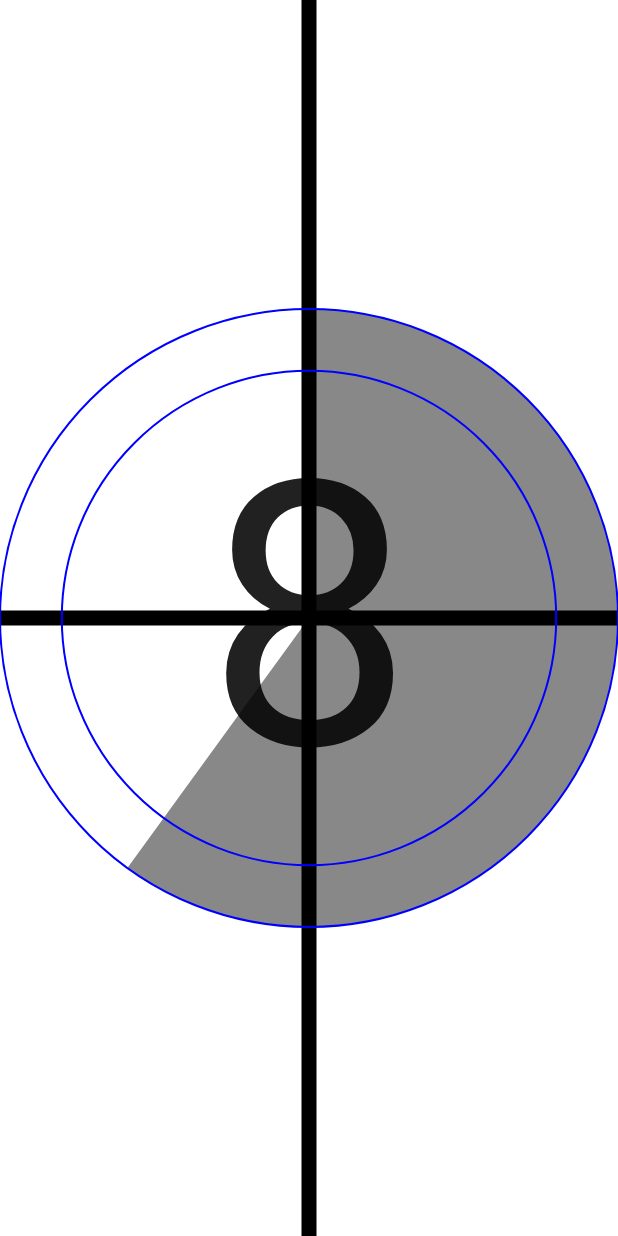
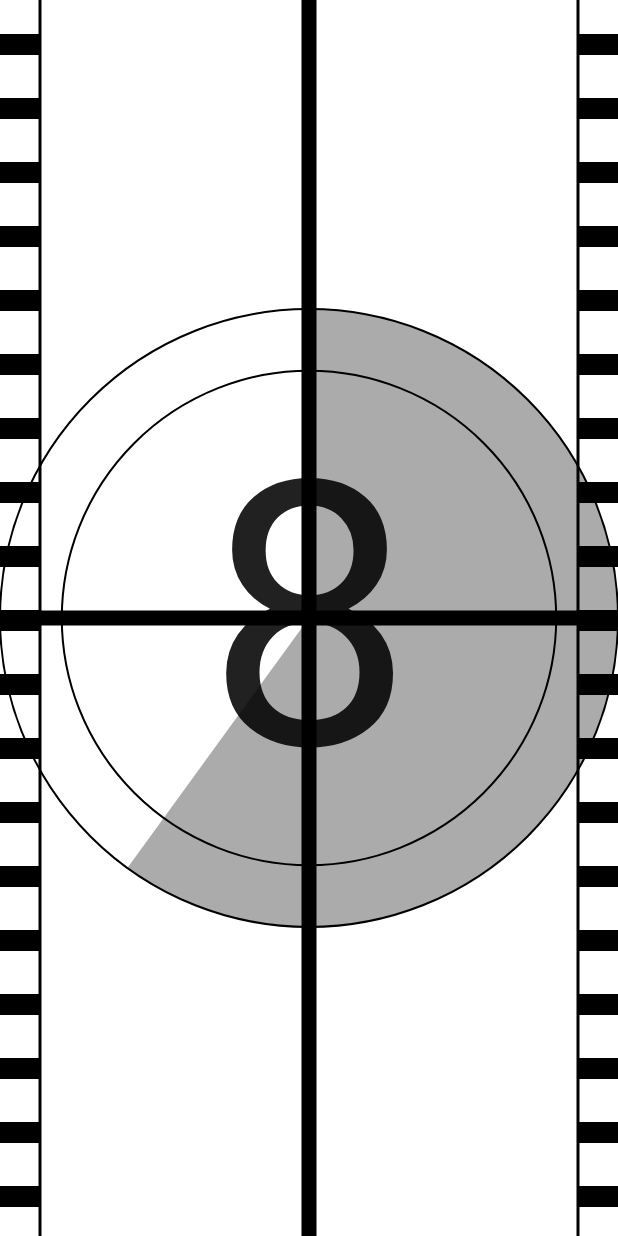
Before and after one commit to wilsoncastiblanco/old-movie-countdown, an Android app built with Jetpack Compose: the screen it shows after launch (MainActivity), on a phone screen of 412 x 824 dp. Run offline under Robolectric (Android 15) with nearby library versions, the light colour scheme and no system bars.

Commit message:
Cleaning Up the code Created Ui State by View Model

```diff
--- a/app/src/main/java/com/example/androiddevchallenge/MainActivity.kt
+++ b/app/src/main/java/com/example/androiddevchallenge/MainActivity.kt
@@ -20,32 +20,27 @@ import androidx.activity.compose.setContent
 import androidx.appcompat.app.AppCompatActivity
 import androidx.compose.animation.core.LinearEasing
 import androidx.compose.animation.core.animate
-import androidx.compose.animation.core.repeatable
+import androidx.compose.animation.core.infiniteRepeatable
 import androidx.compose.animation.core.tween
-import androidx.compose.foundation.Canvas
-import androidx.compose.foundation.layout.Box
-import androidx.compose.foundation.layout.fillMaxHeight
+import androidx.compose.foundation.clickable
+import androidx.compose.foundation.layout.BoxWithConstraints
 import androidx.compose.foundation.layout.fillMaxSize
-import androidx.compose.foundation.layout.fillMaxWidth
 import androidx.compose.material.MaterialTheme
 import androidx.compose.material.Surface
-import androidx.compose.material.Text
 import androidx.compose.runtime.Composable
 import androidx.compose.runtime.LaunchedEffect
+import androidx.compose.runtime.collectAsState
 import androidx.compose.runtime.getValue
 import androidx.compose.runtime.mutableStateOf
 import androidx.compose.runtime.remember
 import androidx.compose.runtime.setValue
-import androidx.compose.ui.Alignment
 import androidx.compose.ui.Modifier
-import androidx.compose.ui.geometry.Offset
-import androidx.compose.ui.graphics.Color
-import androidx.compose.ui.graphics.drawscope.Fill
-import androidx.compose.ui.graphics.drawscope.Stroke
-import androidx.compose.ui.graphics.drawscope.withTransform
-import androidx.compose.ui.text.style.TextAlign
+import androidx.compose.ui.platform.LocalDensity
 import androidx.compose.ui.tooling.preview.Preview
-import androidx.compose.ui.unit.sp
+import com.example.androiddevchallenge.ui.AndroidPlay
+import com.example.androiddevchallenge.ui.CountDownCanvas
+import com.example.androiddevchallenge.ui.CountDownText
+import com.example.androiddevchallenge.ui.FilmRollCanvas
 import com.example.androiddevchallenge.ui.theme.MyTheme
 
 class MainActivity : AppCompatActivity() {
@@ -53,108 +48,80 @@ class MainActivity : AppCompatActivity() {
         super.onCreate(savedInstanceState)
         setContent {
             MyTheme {
-                OldMovieCountDown()
+                val countDownViewModel = remember { OldMovieCountDownViewModel() }
+                OldMovieCountDown(modifier = Modifier.fillMaxSize(), viewModel = countDownViewModel)
             }
         }
     }
 }
 
-// Start building your app here!
 @Composable
-fun OldMovieCountDown() {
-    val countdown = remember { mutableStateOf(8) }
+fun OldMovieCountDown(modifier: Modifier, viewModel: OldMovieCountDownViewModel) {
+
+    val countDownUiState = viewModel.uiState.collectAsState()
+
+    MeasureCanvas(modifier, viewModel)
+
+    var progressOffset by remember { mutableStateOf(0f) }
+    var rollOffset by remember { mutableStateOf(0f) }
+
     Surface(color = MaterialTheme.colors.background) {
-        var progressOffset by remember { mutableStateOf(0f) }
+
+        if (countDownUiState.value is CountDownUiState.Finished) {
+            AndroidPlay(
+                modifier.clickable {
+                    viewModel.restart()
+                }
+            )
+            return@Surface
+        }
+
         LaunchedEffect(key1 = Unit) {
-
             animate(
                 initialValue = 0f,
                 targetValue = 1f,
-                animationSpec = repeatable(
+                animationSpec = infiniteRepeatable(
                     animation = tween(durationMillis = 2000, easing = LinearEasing),
-                    iterations = 1000000,
                 ),
             ) { animationValue, _ -> progressOffset = animationValue }
-            print("progressOffset $progressOffset")
-
         }
 
-        Canvas(modifier = Modifier.fillMaxSize()) {
-
-            withTransform(
-                {
-                    inset(
-                        top = (size.height / 2 - size.minDimension / 2),
-                        bottom = (size.height / 2 - size.minDimension / 2),
-                        left = (size.width / 2 - size.minDimension / 2),
-                        right = (size.width / 2 - size.minDimension / 2)
-                    )
-                }, {
-                    drawArc(
-                        color = Color.Gray,
-                        startAngle = 270f,
-                        sweepAngle = progressOffset * 360,
-                        useCenter = true,
-                        size = size,
-                        style = Fill
-                    )
-                }
-            )
-
-            val middle =
-                Offset(size.width / 2, size.height / 2)
-
-
-            val middleTopToBottom = Offset(size.width / 2, 0f)
-
-            drawLine(
-                color = Color.Black,
-                start = middleTopToBottom,
-                end = Offset(size.width / 2, size.maxDimension), strokeWidth = 15f
-            )
-
-            val middleRightToLeft = Offset(0f, size.height / 2)
-
-            drawLine(
-                color = Color.Black,
-                start = middleRightToLeft,
-                end = Offset(size.maxDimension, size.height / 2), strokeWidth = 15f
-            )
-
-            drawCircle(
-                color = Color.Blue,
-                style = Stroke(width = 2f),
-                center = middle,
-                radius = size.minDimension / 2
-            )
-
-            drawCircle(
-                color = Color.Blue,
-                style = Stroke(width = 2f),
-                center = middle,
-                radius = size.minDimension / 2.5f
-            )
-
-
-        }
-        Box(
-            contentAlignment = Alignment.Center, modifier = Modifier
-                .fillMaxHeight()
-                .fillMaxWidth()
-        ) {
-            Text("${countdown.value}", fontSize = 246.sp, textAlign = TextAlign.Center)
+        LaunchedEffect(key1 = Unit) {
+            animate(
+                initialValue = 0f,
+                targetValue = 50f,
+            ) { animationValue, _ -> rollOffset = animationValue }
         }
 
+        viewModel.updateCount(progressOffset)
 
+        CountDownCanvas(modifier, progressOffset)
+        FilmRollCanvas(rollOffset, viewModel)
+        CountDownText(countDownUiState)
     }
 }
 
+@Composable
+private fun MeasureCanvas(
+    modifier: Modifier,
+    viewModel: OldMovieCountDownViewModel
+) {
+    BoxWithConstraints(modifier) {
+        viewModel.measure(
+            containerHeight = with(LocalDensity.current) { maxHeight.toPx() },
+            containerWidth = with(LocalDensity.current) { maxWidth.toPx() },
+        )
+    }
+}
 
 @Preview("Light Theme", widthDp = 360, heightDp = 640)
 @Composable
 fun LightPreview() {
     MyTheme {
-        OldMovieCountDown()
+        OldMovieCountDown(
+            modifier = Modifier.fillMaxSize(),
+            viewModel = OldMovieCountDownViewModel()
+        )
     }
 }
 
@@ -162,6 +129,9 @@ fun LightPreview() {
 @Composable
 fun DarkPreview() {
     MyTheme(darkTheme = true) {
-        OldMovieCountDown()
+        OldMovieCountDown(
+            modifier = Modifier.fillMaxSize(),
+            viewModel = OldMovieCountDownViewModel()
+        )
     }
 }
--- /dev/null
+++ b/app/src/main/java/com/example/androiddevchallenge/OldMovieCountDownViewModel.kt
@@ -0,0 +1,73 @@
+/*
+ * Copyright 2021 The Android Open Source Project
+ *
+ * Licensed under the Apache License, Version 2.0 (the "License");
+ * you may not use this file except in compliance with the License.
+ * You may obtain a copy of the License at
+ *
+ *     https://www.apache.org/licenses/LICENSE-2.0
+ *
+ * Unless required by applicable law or agreed to in writing, software
+ * distributed under the License is distributed on an "AS IS" BASIS,
+ * WITHOUT WARRANTIES OR CONDITIONS OF ANY KIND, either express or implied.
+ * See the License for the specific language governing permissions and
+ * limitations under the License.
+ */
+package com.example.androiddevchallenge
+
+import androidx.lifecycle.ViewModel
+import androidx.lifecycle.viewModelScope
+import com.example.androiddevchallenge.ui.FilmRollState
+import com.example.androiddevchallenge.ui.SquareRoll
+import kotlinx.coroutines.flow.MutableStateFlow
+import kotlinx.coroutines.flow.StateFlow
+import kotlinx.coroutines.launch
+import java.math.RoundingMode
+
+private const val BASE_COUNTDOWN = 8
+
+class OldMovieCountDownViewModel(private val filmRollState: FilmRollState = FilmRollState()) :
+    ViewModel() {
+    private var countDown = BASE_COUNTDOWN
+    private val _uiState = MutableStateFlow<CountDownUiState>(CountDownUiState.Counting(countDown))
+    val uiState: StateFlow<CountDownUiState> = _uiState
+
+    fun updateCount(progress: Float) {
+        viewModelScope.launch {
+            val truncatedProgress =
+                progress.toBigDecimal().setScale(2, RoundingMode.CEILING).toFloat()
+            if (countDown == 0) {
+                _uiState.value = CountDownUiState.Finished
+            } else if (truncatedProgress == 1f) {
+                _uiState.value = CountDownUiState.Counting(countDown--)
+            }
+        }
+    }
+
+    fun restart() {
+        viewModelScope.launch {
+            countDown = BASE_COUNTDOWN
+            _uiState.value = CountDownUiState.Counting(BASE_COUNTDOWN)
+        }
+    }
+
+    fun measure(containerHeight: Float, containerWidth: Float) {
+        filmRollState.build(
+            containerHeight = containerHeight,
+            containerWidth = containerWidth,
+        )
+    }
+
+    fun filmRollMeasures(): List<SquareRoll> {
+        return filmRollState.filmRollVertical
+    }
+
+    fun moveFilmRoll(rollOffset: Float) {
+        filmRollState.move(rollOffset)
+    }
+}
+
+sealed class CountDownUiState {
+    data class Counting(val count: Int) : CountDownUiState()
+    object Finished : CountDownUiState()
+}
--- /dev/null
+++ b/app/src/main/java/com/example/androiddevchallenge/ui/CountDownCanvas.kt
@@ -0,0 +1,87 @@
+/*
+ * Copyright 2021 The Android Open Source Project
+ *
+ * Licensed under the Apache License, Version 2.0 (the "License");
+ * you may not use this file except in compliance with the License.
+ * You may obtain a copy of the License at
+ *
+ *     https://www.apache.org/licenses/LICENSE-2.0
+ *
+ * Unless required by applicable law or agreed to in writing, software
+ * distributed under the License is distributed on an "AS IS" BASIS,
+ * WITHOUT WARRANTIES OR CONDITIONS OF ANY KIND, either express or implied.
+ * See the License for the specific language governing permissions and
+ * limitations under the License.
+ */
+package com.example.androiddevchallenge.ui
+
+import androidx.compose.foundation.Canvas
+import androidx.compose.foundation.layout.fillMaxSize
+import androidx.compose.runtime.Composable
+import androidx.compose.ui.Modifier
+import androidx.compose.ui.geometry.Offset
+import androidx.compose.ui.graphics.Color
+import androidx.compose.ui.graphics.drawscope.Fill
+import androidx.compose.ui.graphics.drawscope.Stroke
+import androidx.compose.ui.graphics.drawscope.withTransform
+
+@Composable
+fun CountDownCanvas(modifier: Modifier, progressOffset: Float) {
+    Canvas(modifier = modifier.fillMaxSize()) {
+
+        withTransform(
+            {
+                inset(
+                    top = (size.height / 2 - size.minDimension / 2),
+                    bottom = (size.height / 2 - size.minDimension / 2),
+                    left = (size.width / 2 - size.minDimension / 2),
+                    right = (size.width / 2 - size.minDimension / 2)
+                )
+            },
+            {
+                drawArc(
+                    color = Color.Gray,
+                    startAngle = 270f,
+                    alpha = 0.7f,
+                    sweepAngle = progressOffset * 360,
+                    useCenter = true,
+                    size = size,
+                    style = Fill
+                )
+            }
+        )
+
+        val middle =
+            Offset(size.width / 2, size.height / 2)
+
+        val middleTopToBottom = Offset(size.width / 2, 0f)
+
+        drawLine(
+            color = Color.Black,
+            start = middleTopToBottom,
+            end = Offset(size.width / 2, size.maxDimension), strokeWidth = 15f
+        )
+
+        val middleRightToLeft = Offset(0f, size.height / 2)
+
+        drawLine(
+            color = Color.Black,
+            start = middleRightToLeft,
+            end = Offset(size.maxDimension, size.height / 2), strokeWidth = 15f
+        )
+
+        drawCircle(
+            color = Color.Black,
+            style = Stroke(width = 2f),
+            center = middle,
+            radius = size.minDimension / 2
+        )
+
+        drawCircle(
+            color = Color.Black,
+            style = Stroke(width = 2f),
+            center = middle,
+            radius = size.minDimension / 2.5f
+        )
+    }
+}
--- /dev/null
+++ b/app/src/main/java/com/example/androiddevchallenge/ui/CountDownText.kt
@@ -0,0 +1,46 @@
+/*
+ * Copyright 2021 The Android Open Source Project
+ *
+ * Licensed under the Apache License, Version 2.0 (the "License");
+ * you may not use this file except in compliance with the License.
+ * You may obtain a copy of the License at
+ *
+ *     https://www.apache.org/licenses/LICENSE-2.0
+ *
+ * Unless required by applicable law or agreed to in writing, software
+ * distributed under the License is distributed on an "AS IS" BASIS,
+ * WITHOUT WARRANTIES OR CONDITIONS OF ANY KIND, either express or implied.
+ * See the License for the specific language governing permissions and
+ * limitations under the License.
+ */
+package com.example.androiddevchallenge.ui
+
+import androidx.compose.foundation.layout.Box
+import androidx.compose.foundation.layout.fillMaxHeight
+import androidx.compose.foundation.layout.fillMaxWidth
+import androidx.compose.material.Text
+import androidx.compose.runtime.Composable
+import androidx.compose.runtime.State
+import androidx.compose.ui.Alignment
+import androidx.compose.ui.Modifier
+import androidx.compose.ui.text.style.TextAlign
+import androidx.compose.ui.unit.sp
+import com.example.androiddevchallenge.CountDownUiState
+
+@Composable
+fun CountDownText(countDownUiState: State<CountDownUiState>) {
+    if (countDownUiState.value is CountDownUiState.Counting) {
+        Box(
+            contentAlignment = Alignment.Center,
+            modifier = Modifier
+                .fillMaxHeight()
+                .fillMaxWidth()
+        ) {
+            Text(
+                "${(countDownUiState.value as CountDownUiState.Counting).count}",
+                fontSize = 246.sp,
+                textAlign = TextAlign.Center
+            )
+        }
+    }
+}
--- /dev/null
+++ b/app/src/main/java/com/example/androiddevchallenge/ui/FilmRollCanvas.kt
@@ -0,0 +1,52 @@
+/*
+ * Copyright 2021 The Android Open Source Project
+ *
+ * Licensed under the Apache License, Version 2.0 (the "License");
+ * you may not use this file except in compliance with the License.
+ * You may obtain a copy of the License at
+ *
+ *     https://www.apache.org/licenses/LICENSE-2.0
+ *
+ * Unless required by applicable law or agreed to in writing, software
+ * distributed under the License is distributed on an "AS IS" BASIS,
+ * WITHOUT WARRANTIES OR CONDITIONS OF ANY KIND, either express or implied.
+ * See the License for the specific language governing permissions and
+ * limitations under the License.
+ */
+package com.example.androiddevchallenge.ui
+
+import androidx.compose.foundation.Canvas
+import androidx.compose.foundation.layout.fillMaxSize
+import androidx.compose.runtime.Composable
+import androidx.compose.ui.Modifier
+import androidx.compose.ui.geometry.Offset
+import androidx.compose.ui.geometry.Size
+import androidx.compose.ui.graphics.Color
+import com.example.androiddevchallenge.OldMovieCountDownViewModel
+
+@Composable
+fun FilmRollCanvas(rollOffset: Float, viewModel: OldMovieCountDownViewModel) {
+    Canvas(modifier = Modifier.fillMaxSize()) {
+        drawLine(
+            start = Offset(x = 40f, y = 0f),
+            end = Offset(x = 40f, y = size.height),
+            color = Color.Black,
+            strokeWidth = 3f
+        )
+
+        drawLine(
+            start = Offset(x = size.width - 40f, y = 0f),
+            end = Offset(x = size.width - 40f, y = size.height),
+            color = Color.Black,
+            strokeWidth = 3f
+        )
+        viewModel.filmRollMeasures().forEach {
+            drawRect(
+                color = Color.Black,
+                size = Size(it.width, it.height),
+                topLeft = Offset(it.currentPostX, it.currentPostY)
+            )
+        }
+        viewModel.moveFilmRoll(rollOffset)
+    }
+}
--- /dev/null
+++ b/app/src/main/java/com/example/androiddevchallenge/ui/FilmRollState.kt
@@ -0,0 +1,70 @@
+/*
+ * Copyright 2021 The Android Open Source Project
+ *
+ * Licensed under the Apache License, Version 2.0 (the "License");
+ * you may not use this file except in compliance with the License.
+ * You may obtain a copy of the License at
+ *
+ *     https://www.apache.org/licenses/LICENSE-2.0
+ *
+ * Unless required by applicable law or agreed to in writing, software
+ * distributed under the License is distributed on an "AS IS" BASIS,
+ * WITHOUT WARRANTIES OR CONDITIONS OF ANY KIND, either express or implied.
+ * See the License for the specific language governing permissions and
+ * limitations under the License.
+ */
+package com.example.androiddevchallenge.ui
+
+class FilmRollState {
+
+    val filmRollVertical: MutableList<SquareRoll> = mutableListOf()
+
+    fun build(containerHeight: Float, containerWidth: Float) {
+        (1..(containerHeight.toInt() * 100)).filter { it % 64 == 0 }.forEach {
+            buildVertical(containerHeight, it, containerWidth)
+        }
+    }
+
+    private fun buildVertical(
+        containerHeight: Float,
+        it: Int,
+        containerWidth: Float
+    ) {
+        with(filmRollVertical) {
+            add(
+                SquareRoll(
+                    height = ((containerHeight * 1.7f) / 100),
+                    width = 40f,
+                    currentPostX = 0f,
+                    currentPostY = it.toFloat()
+                )
+            )
+            add(
+                SquareRoll(
+                    height = ((containerHeight * 1.7f) / 100),
+                    width = 40f,
+                    currentPostX = containerWidth - 40f,
+                    currentPostY = it.toFloat()
+                )
+            )
+        }
+    }
+
+    fun move(offset: Float) {
+        filmRollVertical.forEach {
+            it.move(offset)
+        }
+    }
+}
+
+class SquareRoll(
+    val height: Float,
+    val width: Float,
+    var currentPostY: Float,
+    val currentPostX: Float
+) {
+
+    fun move(offset: Float) {
+        currentPostY -= offset
+    }
+}
--- a/app/src/main/res/values/themes.xml
+++ b/app/src/main/res/values/themes.xml
@@ -20,7 +20,7 @@
         <item name="colorSecondaryVariant">@color/teal_700</item>
         <item name="colorOnSecondary">@color/black</item>
         <!-- Status bar color. -->
-        <item name="android:statusBarColor" tools:targetApi="l">?attr/colorPrimaryVariant</item>
+        <item name="android:statusBarColor" tools:targetApi="l">@color/black</item>
         <!-- Customize your theme here. -->
     </style>
 
```
Also changed, not shown: app/src/main/java/com/example/androiddevchallenge/ui/AndroidPlay.kt (added, +100 -0 lines).
